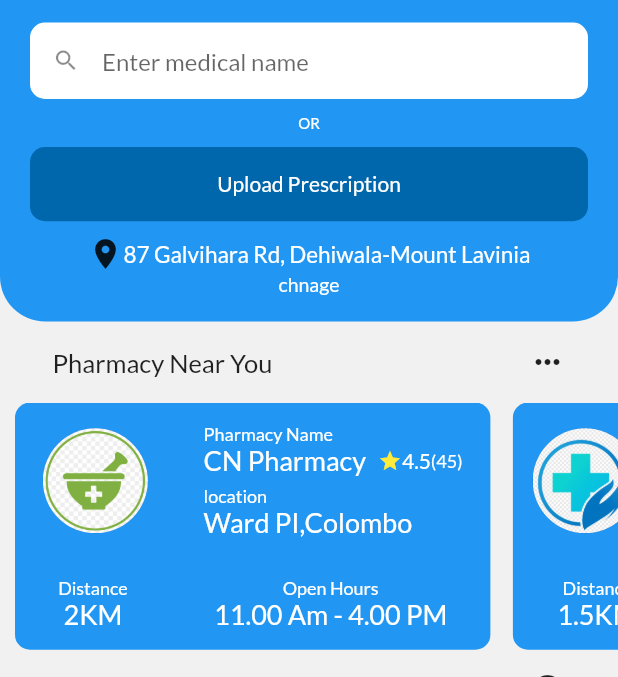
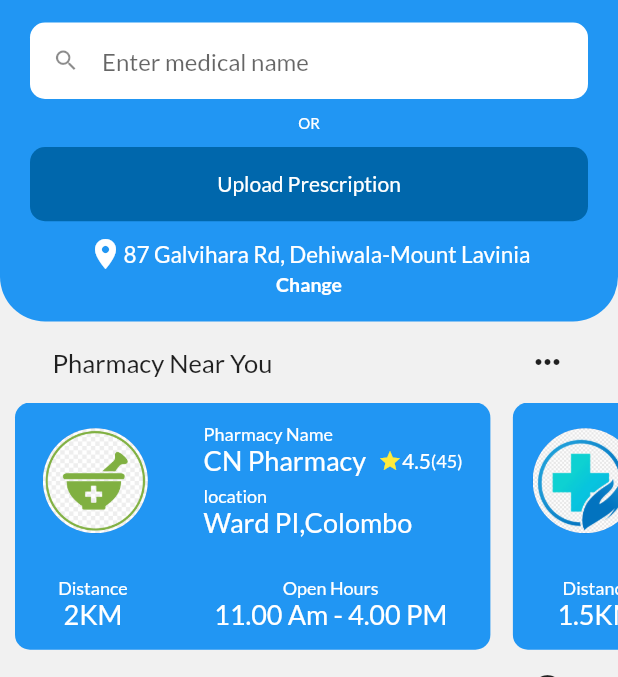
Before and after one commit to pasinduJDJ/capsule_patient-master, a Flutter app: the screen it shows after launch, after a tap on "Sign in", on a phone screen of 412 x 824 dp, the part 126-803 px from its top. Run offline on Flutter 3.47's test engine with Material 2 defaults, Android fonts, the phone set to English and light mode, and no system bars; our stand-ins replace google_fonts; network calls fail.

Commit message:
Chat Screen

```diff
--- a/lib/main.dart
+++ b/lib/main.dart
@@ -1,9 +1,16 @@
+import 'package:capsule_patient/providers/providers.dart';
 import 'package:capsule_patient/screens/splash_screen.dart';
 import 'package:flutter/material.dart';
 import 'package:google_fonts/google_fonts.dart';
+import 'package:provider/provider.dart';
 
 void main() {
-  runApp(const MyApp());
+  runApp(
+    MultiProvider(
+      providers: providers,
+      child: const MyApp(),
+    ),
+  );
 }
 
 class MyApp extends StatelessWidget {
--- /dev/null
+++ b/lib/models/auth_user_model.dart
@@ -0,0 +1,59 @@
+// ignore_for_file: public_member_api_docs, sort_constructors_first
+import 'dart:convert';
+
+class AuthUserModel {
+  String email;
+  String password;
+  String confirmPassword;
+  String uid;
+  String userType;
+  String pharmacyName;
+  String userName;
+  String profilePic;
+  String mobileNo;
+
+  AuthUserModel({
+    this.email = '',
+    this.password = '',
+    this.confirmPassword = '',
+    this.uid = '',
+    this.userType = '',
+    this.pharmacyName = '',
+    this.userName = '',
+    this.profilePic = '',
+    this.mobileNo = '',
+  });
+
+  Map<String, dynamic> toMap() {
+    return <String, dynamic>{
+      'email': email,
+      'password': password,
+      'confirmPassword': confirmPassword,
+      'uid': uid,
+      'userType': userType,
+      'pharmacyName': pharmacyName,
+      'userName': userName,
+      'profilePic': profilePic,
+      'mobileNo': mobileNo,
+    };
+  }
+
+  factory AuthUserModel.fromMap(Map<String, dynamic> map) {
+    return AuthUserModel(
+      email: map['email'] as String,
+      password: map['password'] as String,
+      confirmPassword: map['confirmPassword'] as String,
+      uid: map['uid'] as String,
+      userType: map['userType'] as String,
+      pharmacyName: map['pharmacyName'] as String,
+      userName: map['userName'] as String,
+      profilePic: map['profilePic'] as String,
+      mobileNo: map['mobileNo'] as String,
+    );
+  }
+
+  String toJson() => json.encode(toMap());
+
+  factory AuthUserModel.fromJson(String source) =>
+      AuthUserModel.fromMap(json.decode(source) as Map<String, dynamic>);
+}
--- /dev/null
+++ b/lib/models/chat.dart
@@ -0,0 +1,9 @@
+import 'auth_user_model.dart';
+import 'chat_response.dart';
+
+class Chat {
+  AuthUserModel? authUser;
+  List<ChatResponse>? chatResponses = [];
+
+  Chat({this.authUser, this.chatResponses});
+}
--- /dev/null
+++ b/lib/models/chat_response.dart
@@ -0,0 +1,13 @@
+class ChatResponse {
+  ChatStatus status;
+  String message;
+  bool isResponse;
+
+  ChatResponse({
+    this.status = ChatStatus.success,
+    this.message = "",
+    this.isResponse = true,
+  });
+}
+
+enum ChatStatus { success, error, typing }
--- a/lib/screens/home_screen.dart
+++ b/lib/screens/home_screen.dart
@@ -1,7 +1,7 @@
 import 'package:capsule_patient/constants/colors.dart';
 import 'package:capsule_patient/widgets/common/label_with_icon.dart';
 import 'package:capsule_patient/widgets/header_home_container.dart';
-import 'package:capsule_patient/widgets/medicene_or_eqipment_container.dart';
+import 'package:capsule_patient/widgets/medicine_or_eqipment_container.dart';
 import 'package:capsule_patient/widgets/pharmacy_confoirm_msg.dart';
 import 'package:flutter/material.dart';
 
--- a/lib/screens/search_screen.dart
+++ b/lib/screens/search_screen.dart
@@ -1,5 +1,5 @@
 import 'package:capsule_patient/constants/colors.dart';
-import 'package:capsule_patient/widgets/medicene_or_eqipment_container.dart';
+import 'package:capsule_patient/widgets/medicine_or_eqipment_container.dart';
 import 'package:flutter/material.dart';
 
 class SearchScreens extends StatelessWidget {
--- a/lib/screens/splash_screen.dart
+++ b/lib/screens/splash_screen.dart
@@ -19,9 +19,18 @@ class _SplashScreenState extends State<SplashScreen> {
   @override
   Widget build(BuildContext context) {
     ScreenSize.init(context);
-    return const Scaffold(
-      body: Center(
-        child: Text("Splash Screen"),
+    return Scaffold(
+      body: Container(
+        width: ScreenSize.width,
+        height: ScreenSize.height,
+        color: Colors.white,
+        child: Center(
+          child: Image.asset(
+            'assets/images/logo.png',
+            width: ScreenSize.width * 0.5,
+            height: ScreenSize.width * 0.5,
+          ),
+        ),
       ),
     );
   }
--- a/lib/widgets/header_home_container.dart
+++ b/lib/widgets/header_home_container.dart
@@ -79,7 +79,10 @@
           Row(
             mainAxisAlignment: MainAxisAlignment.center,
             children: const [
-              Icon(Icons.location_on),
+              Icon(
+                Icons.location_on,
+                color: Colors.white,
+              ),
               Text("87 Galvihara Rd, Dehiwala-Mount Lavinia",
                   style: TextStyle(fontSize: 15, color: kWhite))
             ],
@@ -87,7 +90,11 @@
           Row(
             mainAxisAlignment: MainAxisAlignment.center,
             children: const [
-              Text("chnage", style: TextStyle(fontSize: 13, color: kWhite)),
+              Text("Change",
+                  style: TextStyle(
+                      fontSize: 13,
+                      color: kWhite,
+                      fontWeight: FontWeight.bold)),
             ],
           ),
         ],
```
Also changed, not shown: lib/providers/chat_provider.dart (added, +63 -0 lines), lib/providers/providers.dart (+9 -0 lines), lib/screens/customer_chat_screen.dart (+122 -13 lines), lib/widgets/chat_notifi_card.dart (+7 -5 lines), assets/images/logo.png (added), lib/widgets/medicine_or_eqipment_container.dart (renamed from lib/widgets/medicene_or_eqipment_container.dart).
